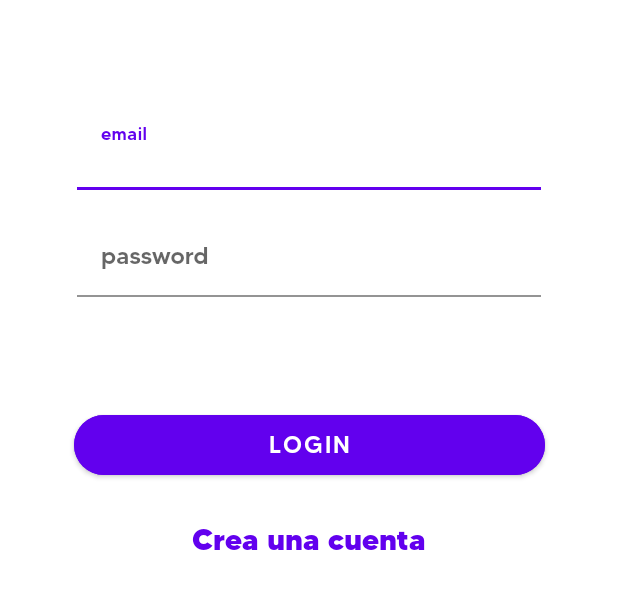
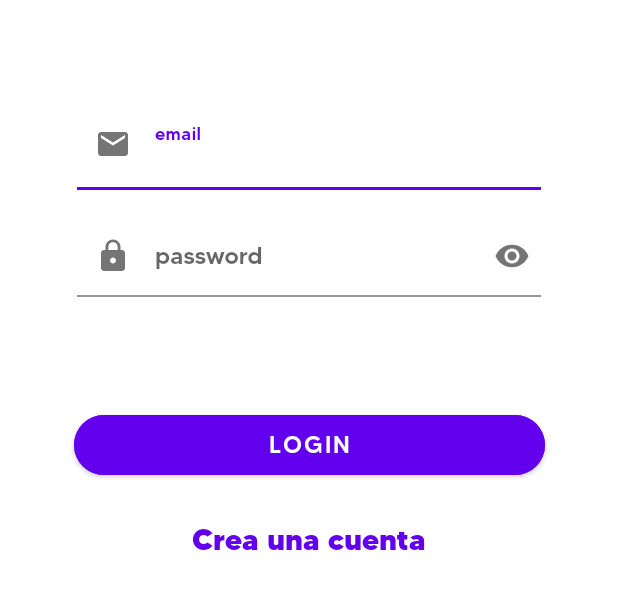
Before and after one commit to Israel-Serrano/ToDoList, an Android app: the Login screen opened directly, with no data from a screen before it, on a phone screen of 412 x 824 dp, the part 154-763 px from its top. Run offline under Robolectric (Android 15) with nearby library versions, the light colour scheme and no system bars; our stand-ins replace Firebase (no records; nobody signed in at launch, a user with empty details on screens opened directly).

Commit message:
Añadidos iconos en login, y personalización de Toasts

```diff
--- /dev/null
+++ b/app/src/main/res/drawable/ic_baseline_email_24.xml
@@ -0,0 +1,5 @@
+<vector android:height="24dp" android:tint="#4B4949"
+    android:viewportHeight="24" android:viewportWidth="24"
+    android:width="24dp" xmlns:android="http://schemas.android.com/apk/res/android">
+    <path android:fillColor="@android:color/white" android:pathData="M20,4L4,4c-1.1,0 -1.99,0.9 -1.99,2L2,18c0,1.1 0.9,2 2,2h16c1.1,0 2,-0.9 2,-2L22,6c0,-1.1 -0.9,-2 -2,-2zM20,8l-8,5 -8,-5L4,6l8,5 8,-5v2z"/>
+</vector>
--- /dev/null
+++ b/app/src/main/res/drawable/ic_baseline_lock_24.xml
@@ -0,0 +1,5 @@
+<vector android:height="24dp" android:tint="#4B4949"
+    android:viewportHeight="24" android:viewportWidth="24"
+    android:width="24dp" xmlns:android="http://schemas.android.com/apk/res/android">
+    <path android:fillColor="@android:color/white" android:pathData="M18,8h-1L17,6c0,-2.76 -2.24,-5 -5,-5S7,3.24 7,6v2L6,8c-1.1,0 -2,0.9 -2,2v10c0,1.1 0.9,2 2,2h12c1.1,0 2,-0.9 2,-2L20,10c0,-1.1 -0.9,-2 -2,-2zM12,17c-1.1,0 -2,-0.9 -2,-2s0.9,-2 2,-2 2,0.9 2,2 -0.9,2 -2,2zM15.1,8L8.9,8L8.9,6c0,-1.71 1.39,-3.1 3.1,-3.1 1.71,0 3.1,1.39 3.1,3.1v2z"/>
+</vector>
--- a/app/src/main/res/layout/activity_login.xml
+++ b/app/src/main/res/layout/activity_login.xml
@@ -26,7 +26,8 @@
         android:layout_marginTop="72dp"
         app:layout_constraintEnd_toEndOf="parent"
         app:layout_constraintStart_toStartOf="parent"
-        app:layout_constraintTop_toBottomOf="@+id/nombreApp">
+        app:layout_constraintTop_toBottomOf="@+id/nombreApp"
+        app:startIconDrawable="@drawable/ic_baseline_email_24">
 
         <com.google.android.material.textfield.TextInputEditText
             android:id="@+id/cajaCorreo"
@@ -36,7 +37,7 @@
             android:fontFamily="@font/made_tommy_medium"
             android:hint="@string/hintCorreo"
             android:textColorHint="@color/purple_200"
-            android:textSize="16sp" />
+            android:textSize="16sp"/>
         <requestFocus/>
     </com.google.android.material.textfield.TextInputLayout>
 
@@ -47,7 +48,9 @@
         android:layout_marginTop="16dp"
         app:layout_constraintEnd_toEndOf="parent"
         app:layout_constraintStart_toStartOf="parent"
-        app:layout_constraintTop_toBottomOf="@+id/layoutCorreo">
+        app:layout_constraintTop_toBottomOf="@+id/layoutCorreo"
+        app:endIconMode= "password_toggle"
+        app:startIconDrawable="@drawable/ic_baseline_lock_24">
 
         <com.google.android.material.textfield.TextInputEditText
             android:id="@+id/cajaPass"
```
Also changed, not shown: app/src/main/java/com/example/todolist/Login.java (+34 -5 lines), app/src/main/java/com/example/todolist/MainActivity.java (+23 -11 lines), app/src/main/res/layout/toast.xml (added, +23 -0 lines), app/src/debug/res/mipmap-hdpi/toaster32.png (added).
